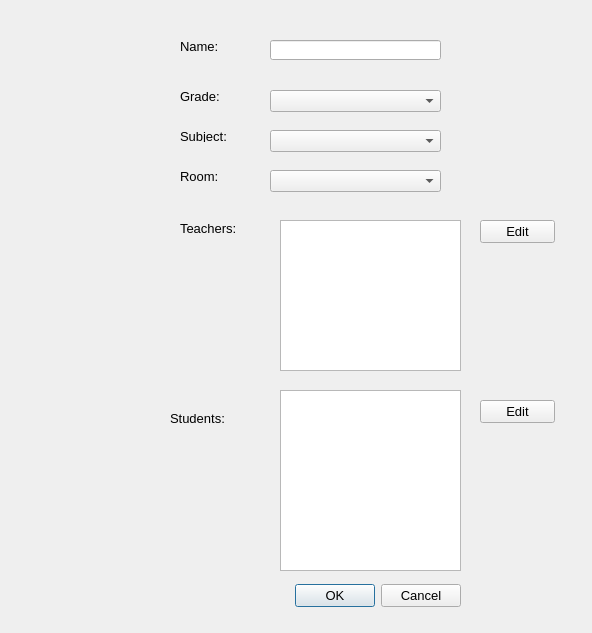
Qt form editclassdialog.ui (thenewcoder/school-administration-system) before a commit.
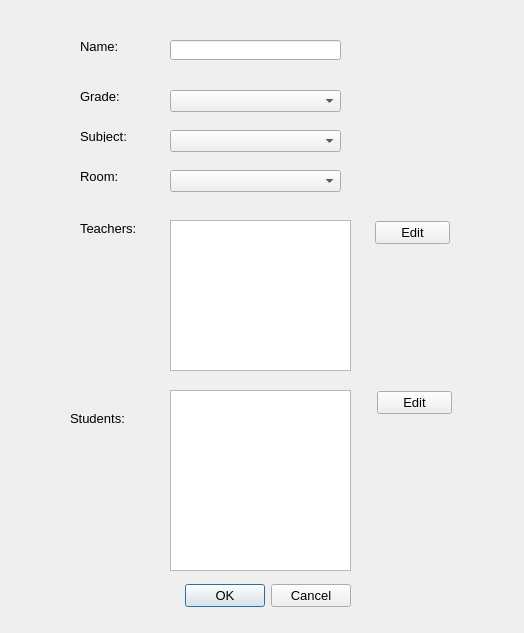
The same form after that commit.

Commit message: Added checks to see if the OK button should be enabled in the edit classes dialog.

The edit to the form file:
```diff
--- a/editclassdialog.ui
+++ b/editclassdialog.ui
@@ -6,7 +6,7 @@
    <rect>
     <x>0</x>
     <y>0</y>
-    <width>592</width>
+    <width>524</width>
     <height>633</height>
    </rect>
   </property>
@@ -21,9 +21,9 @@
   <widget class="QDialogButtonBox" name="buttonBox">
    <property name="geometry">
     <rect>
-     <x>120</x>
+     <x>30</x>
      <y>580</y>
-     <width>341</width>
+     <width>321</width>
      <height>32</height>
     </rect>
    </property>
@@ -42,7 +42,7 @@
   <widget class="QLabel" name="label">
    <property name="geometry">
     <rect>
-     <x>180</x>
+     <x>80</x>
      <y>40</y>
      <width>54</width>
      <height>12</height>
@@ -55,7 +55,7 @@
   <widget class="QLabel" name="label_2">
    <property name="geometry">
     <rect>
-     <x>180</x>
+     <x>80</x>
      <y>170</y>
      <width>54</width>
      <height>12</height>
@@ -68,7 +68,7 @@
   <widget class="QLabel" name="label_3">
    <property name="geometry">
     <rect>
-     <x>180</x>
+     <x>80</x>
      <y>220</y>
      <width>61</width>
      <height>16</height>
@@ -81,7 +81,7 @@
   <widget class="QLabel" name="label_4">
    <property name="geometry">
     <rect>
-     <x>170</x>
+     <x>70</x>
      <y>410</y>
      <width>61</width>
      <height>16</height>
@@ -94,7 +94,7 @@
   <widget class="QLineEdit" name="leClassName">
    <property name="geometry">
     <rect>
-     <x>270</x>
+     <x>170</x>
      <y>40</y>
      <width>171</width>
      <height>20</height>
@@ -104,7 +104,7 @@
   <widget class="QListView" name="lvTeachers">
    <property name="geometry">
     <rect>
-     <x>280</x>
+     <x>170</x>
      <y>220</y>
      <width>181</width>
      <height>151</height>
@@ -120,7 +120,7 @@
   <widget class="QListView" name="lvStudents">
    <property name="geometry">
     <rect>
-     <x>280</x>
+     <x>170</x>
      <y>390</y>
      <width>181</width>
      <height>181</height>
@@ -136,8 +136,8 @@
   <widget class="QPushButton" name="btnEditTeachers">
    <property name="geometry">
     <rect>
-     <x>480</x>
-     <y>220</y>
+     <x>375</x>
+     <y>221</y>
      <width>75</width>
      <height>23</height>
     </rect>
@@ -152,8 +152,8 @@
   <widget class="QPushButton" name="btnEditStudents">
    <property name="geometry">
     <rect>
-     <x>480</x>
-     <y>400</y>
+     <x>377</x>
+     <y>391</y>
      <width>75</width>
      <height>23</height>
     </rect>
@@ -168,7 +168,7 @@
   <widget class="QLabel" name="label_5">
    <property name="geometry">
     <rect>
-     <x>180</x>
+     <x>80</x>
      <y>130</y>
      <width>54</width>
      <height>12</height>
@@ -181,7 +181,7 @@
   <widget class="QComboBox" name="cbSubject">
    <property name="geometry">
     <rect>
-     <x>270</x>
+     <x>170</x>
      <y>130</y>
      <width>171</width>
      <height>22</height>
@@ -191,7 +191,7 @@
   <widget class="QComboBox" name="cbClassroom">
    <property name="geometry">
     <rect>
-     <x>270</x>
+     <x>170</x>
      <y>170</y>
      <width>171</width>
      <height>22</height>
@@ -201,7 +201,7 @@
   <widget class="QLabel" name="label_6">
    <property name="geometry">
     <rect>
-     <x>180</x>
+     <x>80</x>
      <y>90</y>
      <width>54</width>
      <height>12</height>
@@ -214,7 +214,7 @@
   <widget class="QComboBox" name="cbGrades">
    <property name="geometry">
     <rect>
-     <x>270</x>
+     <x>170</x>
      <y>90</y>
      <width>171</width>
      <height>22</height>
```
The commit also changes 3 other files.
